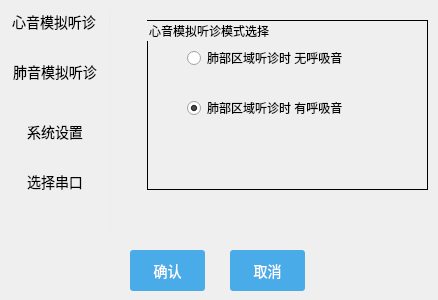
The window that setitemview.ui (dongtaoapp/-) describes before a commit, drawn with Qt 5.
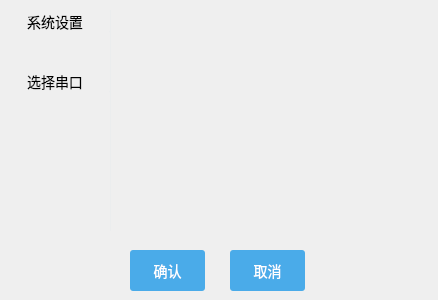
The same window after the commit. The open tabs and pages were chosen to show the change.

Diff of the .ui file:
```diff
--- a/setitemview.ui
+++ b/setitemview.ui
@@ -41,104 +41,8 @@
    <property name="currentIndex">
     <number>3</number>
    </property>
-   <widget class="QWidget" name="page">
-    <widget class="QGroupBox" name="groupBox_2">
-     <property name="geometry">
-      <rect>
-       <x>20</x>
-       <y>20</y>
-       <width>281</width>
-       <height>170</height>
-      </rect>
-     </property>
-     <property name="styleSheet">
-      <string notr="true">border-style:solid;
-border:1px solid black</string>
-     </property>
-     <property name="title">
-      <string>心音模拟听诊模式选择</string>
-     </property>
-     <widget class="QRadioButton" name="radioButton">
-      <property name="geometry">
-       <rect>
-        <x>40</x>
-        <y>30</y>
-        <width>201</width>
-        <height>16</height>
-       </rect>
-      </property>
-      <property name="styleSheet">
-       <string notr="true">border-style:none</string>
-      </property>
-      <property name="text">
-       <string>肺部区域听诊时 无呼吸音</string>
-      </property>
-     </widget>
-     <widget class="QRadioButton" name="radioButton_2">
-      <property name="geometry">
-       <rect>
-        <x>40</x>
-        <y>80</y>
-        <width>201</width>
-        <height>16</height>
-       </rect>
-      </property>
-      <property name="styleSheet">
-       <string notr="true">border-style:none</string>
-      </property>
-      <property name="text">
-       <string>肺部区域听诊时 有呼吸音</string>
-      </property>
-      <property name="checked">
-       <bool>true</bool>
-      </property>
-     </widget>
-    </widget>
-   </widget>
-   <widget class="QWidget" name="page_3">
-    <widget class="QGroupBox" name="groupBox_3">
-     <property name="geometry">
-      <rect>
-       <x>10</x>
-       <y>20</y>
-       <width>291</width>
-       <height>170</height>
-      </rect>
-     </property>
-     <property name="title">
-      <string>心肺音扩音听诊模式选择</string>
-     </property>
-     <widget class="QRadioButton" name="radioButton_3">
-      <property name="geometry">
-       <rect>
-        <x>20</x>
-        <y>70</y>
-        <width>241</width>
-        <height>16</height>
-       </rect>
-      </property>
-      <property name="text">
-       <string>心肺音直接扩音听诊</string>
-      </property>
-      <property name="checked">
-       <bool>true</bool>
-      </property>
-     </widget>
-     <widget class="QRadioButton" name="radioButton_4">
-      <property name="geometry">
-       <rect>
-        <x>20</x>
-        <y>140</y>
-        <width>231</width>
-        <height>16</height>
-       </rect>
-      </property>
-      <property name="text">
-       <string>电子听诊器接触式扩音听诊</string>
-      </property>
-     </widget>
-    </widget>
-   </widget>
+   <widget class="QWidget" name="page"/>
+   <widget class="QWidget" name="page_3"/>
    <widget class="QWidget" name="page_4">
     <widget class="QLabel" name="label_4">
      <property name="geometry">
@@ -324,37 +228,11 @@
    <property name="title">
     <string/>
    </property>
-   <widget class="QPushButton" name="btn1">
-    <property name="geometry">
-     <rect>
-      <x>-1</x>
-      <y>0</y>
-      <width>111</width>
-      <height>23</height>
-     </rect>
-    </property>
-    <property name="text">
-     <string>心音模拟听诊</string>
-    </property>
-   </widget>
-   <widget class="QPushButton" name="btn2">
-    <property name="geometry">
-     <rect>
-      <x>0</x>
-      <y>50</y>
-      <width>111</width>
-      <height>23</height>
-     </rect>
-    </property>
-    <property name="text">
-     <string>肺音模拟听诊</string>
-    </property>
-   </widget>
    <widget class="QPushButton" name="btn3">
     <property name="geometry">
      <rect>
       <x>0</x>
-      <y>110</y>
+      <y>0</y>
       <width>111</width>
       <height>23</height>
      </rect>
@@ -367,7 +245,7 @@
     <property name="geometry">
      <rect>
       <x>0</x>
-      <y>160</y>
+      <y>60</y>
       <width>111</width>
       <height>23</height>
      </rect>
```
Left out of the diff: 4 changed lines with no effect on the pictures.
